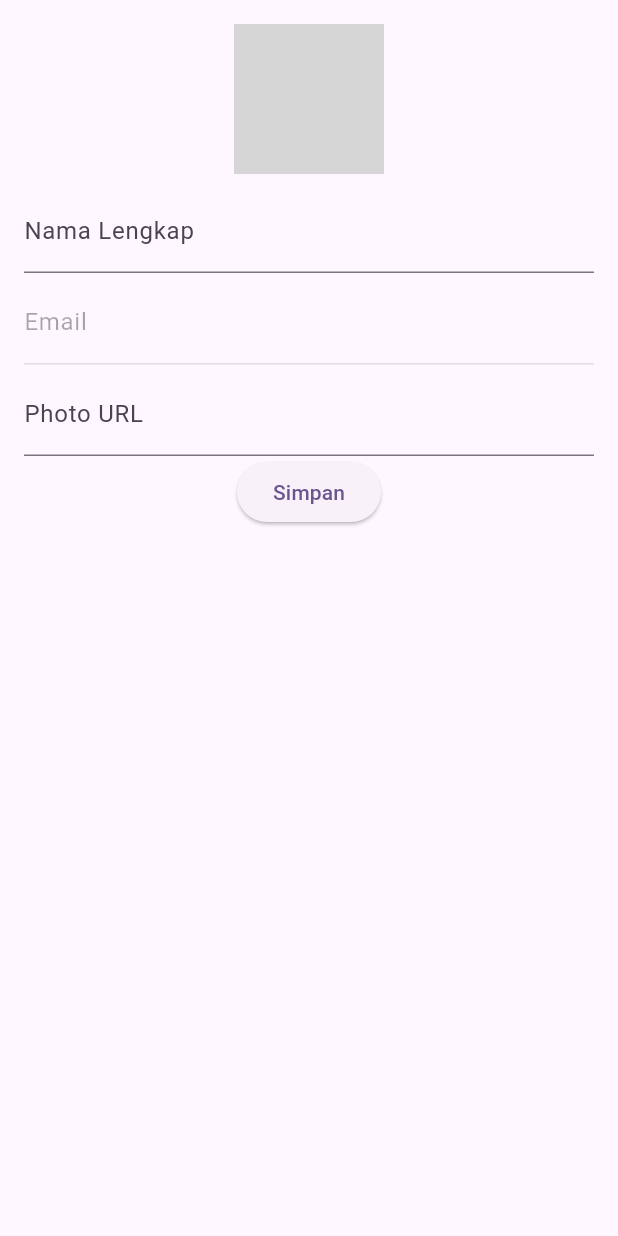
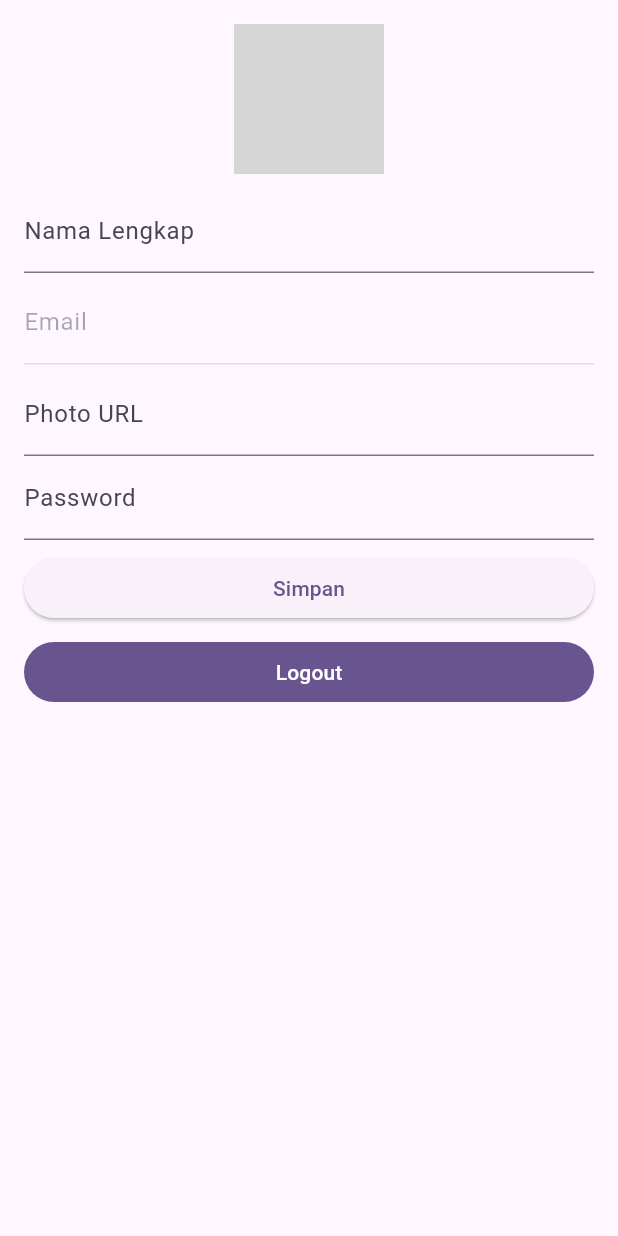
Before and after one commit to anxdre/DolanFlutterApp, a Flutter app: the ProfilPage screen opened directly, after a tap on "Simpan", on a phone screen of 412 x 824 dp. Run offline on Flutter 3.47's test engine with Material 3 defaults, Android fonts, the phone set to English and light mode, and no system bars; our stand-ins replace shared_preferences; missing offline and left inert: dart:ffi; accounts and stored records are empty; network calls fail; grey boxes are pictures that could not be loaded.

Commit message:
add edit profil and logout functionalities

```diff
--- a/lib/data/api/request/UserDataRequest.dart
+++ b/lib/data/api/request/UserDataRequest.dart
@@ -30,6 +30,7 @@ class UserDataRequest{
     return http.post(Uri.parse("${ApiSettings.baseUrl}api/auth/update"),
     headers: ApiSettings.headers,
     body: jsonEncode({
+      'id' :user.id,
       'email':user.email,
       'name':user.name,
       'password': password,
--- a/lib/data/model/User.dart
+++ b/lib/data/model/User.dart
@@ -23,6 +23,9 @@ class User {
     _createdAt = createdAt;
     _updatedAt = updatedAt;
 }
+
+
+  User.create(this._id, this._name, this._email, this._photoUrl);
 
   User.fromJson(dynamic json) {
     _id = json['id'];
--- a/lib/main.dart
+++ b/lib/main.dart
@@ -12,10 +12,13 @@ Future<void> main() async {
 class MyApp extends StatelessWidget {
   static int? userId = null;
   const MyApp({super.key});
+  static late UserPreference preference;
 
   // This widget is the root of your application.
   @override
   Widget build(BuildContext context) {
+    preference = UserPreference(UserPreference.instance);
+    print(preference.getUserId());
     return MaterialApp(
       title: 'Flutter Demo',
       theme: ThemeData(
--- a/lib/pages/auth/LoginPage.dart
+++ b/lib/pages/auth/LoginPage.dart
@@ -61,6 +61,7 @@ class _LoginPage extends State<LoginPage> {
     pref.storeUserId(data.id as int);
     pref.storeUserName(data.name ?? "");
     pref.storeUserPhoto(data.photoUrl ?? "");
+    pref.storeEmail(data.email ?? "");
   }
 
   checkUserWasLoggedIn()  {
--- a/lib/pages/main/JadwalPage.dart
+++ b/lib/pages/main/JadwalPage.dart
@@ -71,6 +71,8 @@ class _JadwalPageState extends State<JadwalPage> with WidgetsBindingObserver {
           children: <Widget>[
             Container(
                 height: MediaQuery.of(context).size.height,
+                child: Padding(
+                  padding: const EdgeInsets.only(bottom: 200.0),
                   child: ListView.builder(
                       itemCount: listOfJadwal.length,
                       itemBuilder: (BuildContext context, int index) {
@@ -121,8 +123,8 @@ class _JadwalPageState extends State<JadwalPage> with WidgetsBindingObserver {
                             ),
                           ],
                         ));
-                    })),
-
+                      }),
+                )),
           ],
         ),
       ),
--- a/lib/pages/main/ProfilPage.dart
+++ b/lib/pages/main/ProfilPage.dart
@@ -1,23 +1,77 @@
+import 'dart:convert';
+
+import 'package:dolan/data/api/request/UserDataRequest.dart';
+import 'package:dolan/data/model/User.dart';
+import 'package:dolan/main.dart';
+import 'package:dolan/pages/auth/LoginPage.dart';
+import 'package:dolan/services/UserPreference.dart';
 import 'package:flutter/material.dart';
 
 class ProfilPage extends StatefulWidget {
-  const ProfilPage({super.key});
+  ProfilPage({super.key});
+
+  late UserPreference preference;
+
+  final UserDataRequest apiRequest = UserDataRequest();
 
   @override
   State<ProfilPage> createState() => _ProfilPageState();
 }
 
 class _ProfilPageState extends State<ProfilPage> {
-
 //ini diganti menjadi isian sebelumnya (tidak kosong)
-  String _photoUrl = "";
-  String _nama="";
+  String _photoUrl =
+      UserPreference.instance.getString(UserPreference.photoKey) ?? "";
+  String _nama =
+      UserPreference.instance.getString(UserPreference.nameKey) ?? "";
 
   //email nanti diganti menjadi tidak dapat diedit
-  String _email="";
+  String _email =
+      UserPreference.instance.getString(UserPreference.emailKey) ?? "";
+
+  String _password = "";
 
   // Controller untuk mengelola input nama
   TextEditingController _nameController = TextEditingController();
+
+  //initialization
+  var errorMsgVisibility = false;
+  var errorMessage = [];
+
+  //method
+  saveUser() async {
+    var user = User.create(widget.preference.getUserId(), _nameController.text,
+        widget.preference.getUserEmail(), _photoUrl);
+
+    final response = await widget.apiRequest.updateUser(user, _password);
+    var result = jsonDecode(response.body) as Map<String, dynamic>;
+
+    try {
+      setState(() {
+        errorMsgVisibility = false;
+        errorMessage.clear();
+      });
+    } catch (e) {
+      return;
+    }
+
+    if (response.statusCode != 200) {
+      setState(() {
+        errorMessage.add(result['message']);
+        errorMsgVisibility = true;
+      });
+      ScaffoldMessenger.of(context)
+          .showSnackBar(SnackBar(content: Text(result['message'])));
+      return;
+    }
+
+    widget.preference.storeEmail(user.email!);
+    widget.preference.storeUserPhoto(user.photoUrl!);
+    widget.preference.storeUserName(user.name!);
+    ScaffoldMessenger.of(context)
+        .showSnackBar(SnackBar(content: Text('Sukses menyimpan data')));
+    return;
+  }
 
   @override
   void initState() {
@@ -27,9 +81,11 @@ class _ProfilPageState extends State<ProfilPage> {
 
   @override
   Widget build(BuildContext context) {
+    widget.preference = UserPreference(UserPreference.instance);
+    print(widget.preference.getUserId());
     return Scaffold(
-
-      body: Padding(
+      body: SingleChildScrollView(
+        child: Padding(
           padding: const EdgeInsets.all(16.0),
           child: Column(
             crossAxisAlignment: CrossAxisAlignment.center,
@@ -55,11 +111,10 @@ class _ProfilPageState extends State<ProfilPage> {
                 decoration: InputDecoration(
                   labelText: 'Email',
                 ),
-              readOnly: true,  // Membuat input tidak dapat diedit
+                readOnly: true, // Membuat input tidak dapat diedit
                 enabled: false, // Membuat input tidak dapat diaktifkan
               ),
               SizedBox(height: 5),
-
 
               TextFormField(
                 initialValue: _photoUrl,
@@ -67,25 +122,56 @@ class _ProfilPageState extends State<ProfilPage> {
                   labelText: 'Photo URL',
                 ),
                 onChanged: (value) {
-
-                // Tambahkan logika jika perlu ketika nilai berubah
-                // Misalnya, Anda dapat memperbarui tampilan gambar di halaman profil
-
-
+                  _photoUrl = value;
+                },
+              ),
+              TextFormField(
+                initialValue: _password,
+                decoration: InputDecoration(
+                    labelText: 'Password',
+                    hintText: 'Masukkan password baru'
+                ),
+                onChanged: (value) {
+                  _password = value;
                 },
               ),
 
-
-
-            ElevatedButton(
+              Padding(
+                padding: const EdgeInsets.only(top: 8.0),
+                child: SizedBox(
+                  width: MediaQuery
+                      .of(context)
+                      .size
+                      .width,
+                  child: ElevatedButton(
                     onPressed: () {
-
-                // Aksi saat tombol ditekan (simpan perubahan disini)
-
+                      saveUser();
                     },
                     child: Text('Simpan'),
                   ),
+                ),
+              ),
+              Padding(
+                padding: const EdgeInsets.only(top: 8.0),
+                child: SizedBox(
+                  width: MediaQuery
+                      .of(context)
+                      .size
+                      .width,
+                  child: FilledButton(
+                    onPressed: () {
+                      widget.preference.removeUser();
+                      Navigator.pushAndRemoveUntil(
+                          context,
+                          MaterialPageRoute(builder: (context) => LoginPage()),
+                              (Route<dynamic> route) => false);
+                    },
+                    child: Text('Logout'),
+                  ),
+                ),
+              ),
             ],
+          ),
         ),
       ),
     );
--- a/lib/services/UserPreference.dart
+++ b/lib/services/UserPreference.dart
@@ -1,17 +1,17 @@
-import 'package:shared_preferences/shared_preferences.dart';
 import 'dart:async' show Future;
 
+import 'package:shared_preferences/shared_preferences.dart';
+
 class UserPreference {
-
   static late final SharedPreferences instance;
 
   static Future<SharedPreferences> init() async =>
       instance = await SharedPreferences.getInstance();
 
-
   static String idKey = "userId";
   static String photoKey = "photo";
   static String nameKey = "name";
+  static String emailKey = "email";
   SharedPreferences prefs = instance;
   int? userId;
 
@@ -29,12 +29,20 @@ class UserPreference {
     return prefs.getString(photoKey);
   }
 
+  String? getUserEmail() {
+    return prefs.getString(emailKey);
+  }
+
   storeUserId(int userId) async {
     await prefs.setInt(idKey, userId);
   }
 
   storeUserName(String username) async {
     await prefs.setString(nameKey, username);
+  }
+
+  storeEmail(String email) async {
+    await prefs.setString(emailKey, email);
   }
 
   storeUserPhoto(String photoUrl) async {
```
Lines whose indentation alone changed are shown as unchanged.
